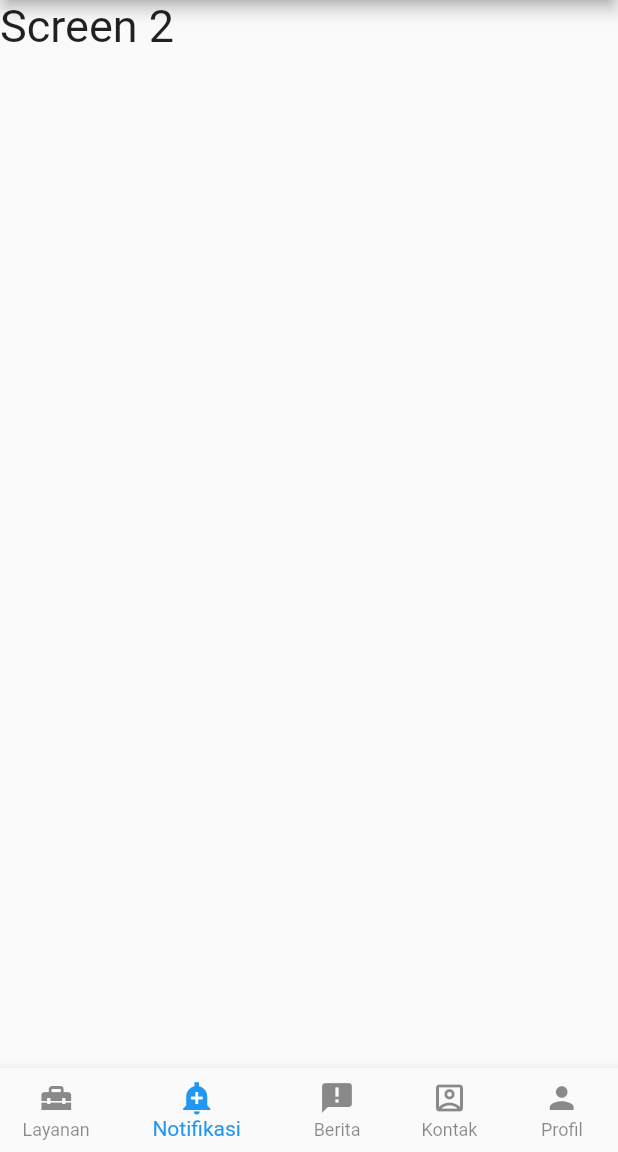
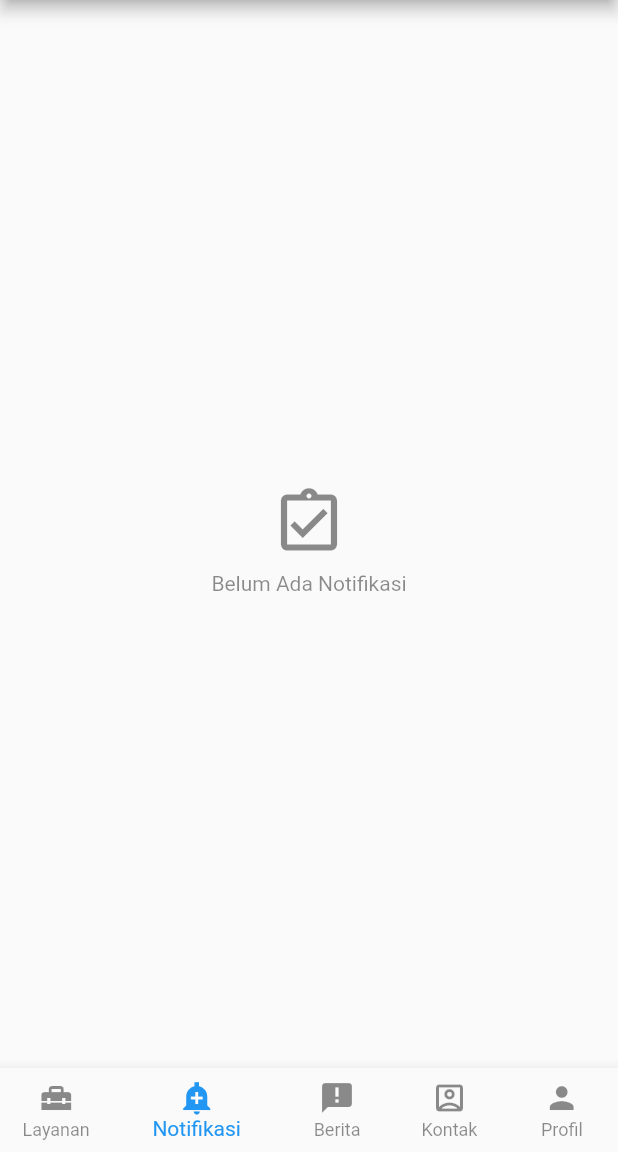
Before and after one commit to mwiwids/bpjs, a Flutter app: the BottomNavBar screen opened directly, item 2 of the bottom bar chosen, on a phone screen of 412 x 824 dp, the part 84-1236 px from its top. Run offline on Flutter 3.47's test engine with Material 2 defaults, Android fonts, the phone set to English and light mode, and no system bars.

Commit message:
Notifikasi Screen

```diff
--- a/lib/home.dart
+++ b/lib/home.dart
@@ -18,7 +18,7 @@ class BottomNavBar extends StatefulWidget {
 class _BottomNavBarState extends State<BottomNavBar> {
   List<Widget> listScreen = [
     layananScreen(),
-    Text("Screen 2", style: TextStyle(fontSize: 30)),
+    notifikasiScreen(),
     Text("Screen 3", style: TextStyle(fontSize: 30)),
     Text("Screen 4", style: TextStyle(fontSize: 30)),
     Text("Screen 5", style: TextStyle(fontSize: 30)),
@@ -36,10 +36,14 @@ class _BottomNavBarState extends State<BottomNavBar> {
       body: listScreen.elementAt(currentScreen),
       bottomNavigationBar: BottomNavigationBar(
         items: [
-          BottomNavigationBarItem(icon: Icon(Icons.home_repair_service), label: 'Layanan'),
-          BottomNavigationBarItem(icon: Icon(Icons.add_alert_sharp), label: 'Notifikasi'),
-          BottomNavigationBarItem(icon: Icon(Icons.announcement), label: 'Berita'),
-          BottomNavigationBarItem(icon: Icon(Icons.account_box_outlined), label: 'Kontak'),
+          BottomNavigationBarItem(
+              icon: Icon(Icons.home_repair_service), label: 'Layanan'),
+          BottomNavigationBarItem(
+              icon: Icon(Icons.add_alert_sharp), label: 'Notifikasi'),
+          BottomNavigationBarItem(
+              icon: Icon(Icons.announcement), label: 'Berita'),
+          BottomNavigationBarItem(
+              icon: Icon(Icons.account_box_outlined), label: 'Kontak'),
           BottomNavigationBarItem(icon: Icon(Icons.person), label: 'Profil'),
         ],
         currentIndex: this.currentScreen,
@@ -47,7 +51,6 @@ class _BottomNavBarState extends State<BottomNavBar> {
         unselectedItemColor: Colors.black45,
         showSelectedLabels: true,
         showUnselectedLabels: true,
-
         onTap: (int index) {
           setState(() {
             this.currentScreen = index;
@@ -56,6 +59,29 @@ class _BottomNavBarState extends State<BottomNavBar> {
       ),
     );
   }
+}
+
+Widget notifikasiScreen() {
+  return Center(
+    child: Column(
+      mainAxisAlignment: MainAxisAlignment.center,
+      crossAxisAlignment: CrossAxisAlignment.center,
+      children: [
+        Padding(
+          padding: const EdgeInsets.all(8.0),
+          child: Icon(
+            Icons.assignment_turned_in_outlined,
+            size: 50,
+            color: Colors.black45,
+          ),
+        ),
+        Text(
+          "Belum Ada Notifikasi",
+          style: TextStyle(color: Colors.black45),
+        )
+      ],
+    ),
+  );
 }
 
 Widget layananScreen() {
```
